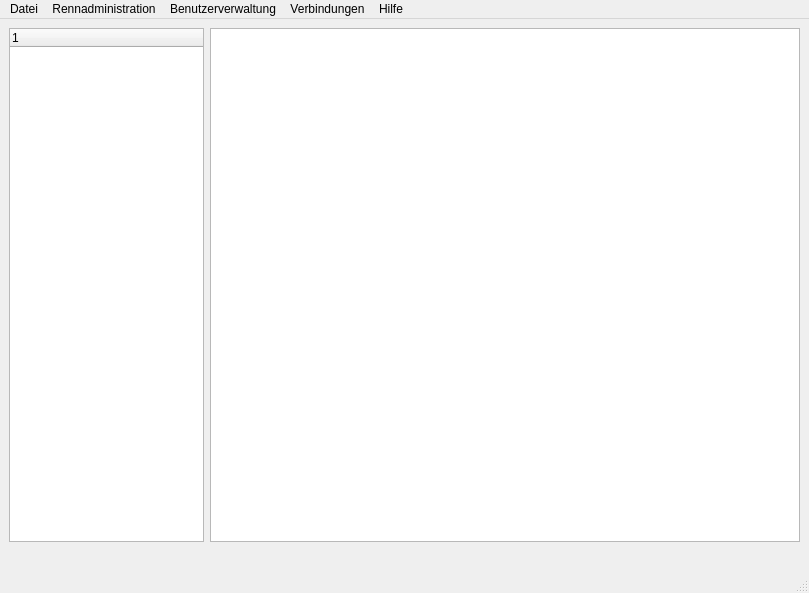
Old version of the form beo_timing.ui in the repository rzoss/beotiming-management.
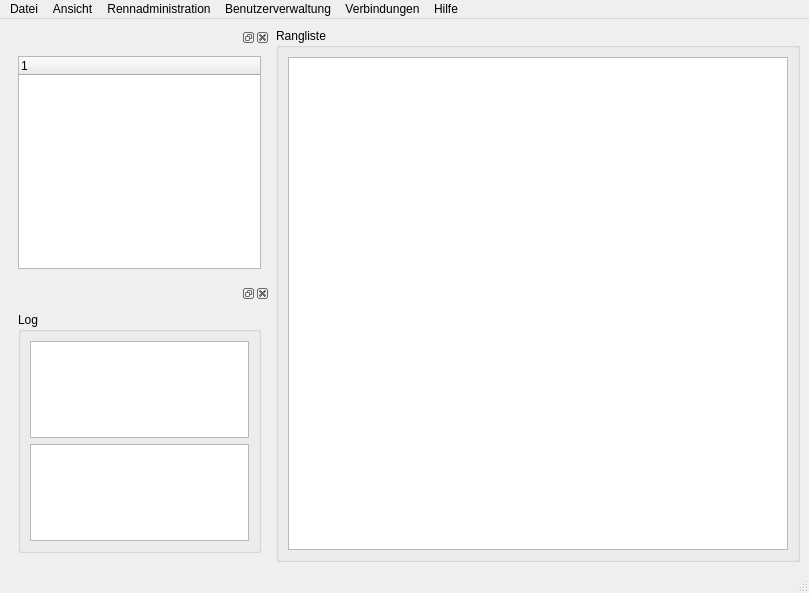
New version of the form. Icons and pictures are not drawn.

```diff
--- a/beo_timing.ui
+++ b/beo_timing.ui
@@ -12,51 +12,86 @@
   <property name="windowTitle" >
    <string>MainWindow</string>
   </property>
-  <widget class="QWidget" name="centralwidget" >
-   <layout class="QGridLayout" >
-    <item row="0" column="0" >
-     <layout class="QVBoxLayout" >
-      <item>
-       <widget class="QTreeWidget" name="RennenTreeWidget" >
-        <column>
-         <property name="text" >
-          <string>1</string>
+  <widget class="QWidget" name="centralwidget">
+   <layout class="QGridLayout" name="gridLayout_2">
+    <item row="0" column="1">
+     <widget class="QGroupBox" name="groupBox_2">
+      <property name="title">
+       <string>Rangliste</string>
+      </property>
+      <layout class="QGridLayout">
+       <item row="0" column="0">
+        <widget class="QTableView" name="RanglistenTableView">
+         <property name="minimumSize">
+          <size>
+           <width>500</width>
+           <height>0</height>
+          </size>
          </property>
-        </column>
-       </widget>
-      </item>
-      <item>
-       <spacer>
-        <property name="orientation" >
-         <enum>Qt::Horizontal</enum>
-        </property>
-        <property name="sizeHint" >
-         <size>
-          <width>131</width>
-          <height>20</height>
-         </size>
-        </property>
-       </spacer>
-      </item>
-     </layout>
+        </widget>
+       </item>
+      </layout>
+     </widget>
     </item>
-    <item row="0" column="1" >
-     <layout class="QVBoxLayout" >
+    <item row="0" column="0">
+     <layout class="QVBoxLayout" name="verticalLayout">
       <item>
-       <widget class="QTableView" name="RanglistenTableView" />
+       <widget class="QDockWidget" name="dockRennen">
+        <property name="sizePolicy">
+         <sizepolicy hsizetype="Preferred" vsizetype="Preferred">
+          <horstretch>0</horstretch>
+          <verstretch>0</verstretch>
+         </sizepolicy>
+        </property>
+        <property name="minimumSize">
+         <size>
+          <width>100</width>
+          <height>250</height>
+         </size>
+        </property>
+        <property name="baseSize">
+         <size>
+          <width>0</width>
+          <height>0</height>
+         </size>
+        </property>
+        <widget class="QWidget" name="dockWidgetContents">
+         <layout class="QGridLayout" name="gridLayout">
+          <item row="0" column="0">
+           <widget class="QTreeWidget" name="RennenTreeWidget">
+            <column>
+             <property name="text">
+              <string>1</string>
+             </property>
+            </column>
+           </widget>
+          </item>
+         </layout>
+        </widget>
+       </widget>
       </item>
       <item>
-       <spacer>
-        <property name="orientation" >
-         <enum>Qt::Horizontal</enum>
-        </property>
-        <property name="sizeHint" >
-         <size>
-          <width>651</width>
-          <height>20</height>
-         </size>
-        </property>
-       </spacer>
+       <widget class="QDockWidget" name="dockLog">
+        <widget class="QWidget" name="dockWidgetContents_2">
+         <layout class="QGridLayout">
+          <item row="0" column="0">
+           <widget class="QGroupBox" name="groupBox">
+            <property name="title">
+             <string>Log</string>
+            </property>
+            <layout class="QGridLayout">
+             <item row="0" column="0">
+              <widget class="QListWidget" name="listWidget"/>
+             </item>
+             <item row="1" column="0">
+              <widget class="QTextEdit" name="textEdit"/>
+             </item>
+            </layout>
+           </widget>
+          </item>
+         </layout>
+        </widget>
+       </widget>
       </item>
      </layout>
     </item>
@@ -71,8 +106,8 @@
      <height>21</height>
     </rect>
    </property>
-   <widget class="QMenu" name="menuDatei" >
-    <property name="title" >
+   <widget class="QMenu" name="menuDatei">
+    <property name="title">
      <string>Datei</string>
     </property>
     <addaction name="actionAktualisieren" />
@@ -80,8 +115,8 @@
     <addaction name="separator" />
     <addaction name="actionBeenden" />
    </widget>
-   <widget class="QMenu" name="menuRennadministration" >
-    <property name="title" >
+   <widget class="QMenu" name="menuRennadministration">
+    <property name="title">
      <string>Rennadministration</string>
     </property>
     <addaction name="actionNeues_Rennen_erfassen" />
@@ -93,15 +128,15 @@
     <addaction name="actionVerwaiste_Eintr_ge_entfernen" />
     <addaction name="actionDatenbank_optimieren" />
    </widget>
-   <widget class="QMenu" name="menuHilfe" >
-    <property name="title" >
+   <widget class="QMenu" name="menuHilfe">
+    <property name="title">
      <string>Hilfe</string>
     </property>
     <addaction name="actionAbout" />
     <addaction name="actionAbout_Qt" />
    </widget>
-   <widget class="QMenu" name="menuVerbindungen" >
-    <property name="title" >
+   <widget class="QMenu" name="menuVerbindungen">
+    <property name="title">
      <string>Verbindungen</string>
     </property>
     <addaction name="actionRFID_Leser_verbinden" />
@@ -114,19 +149,27 @@
     <addaction name="actionNeue_Karten_initialisieren_unpers_nlich" />
     <addaction name="actionNeue_Karten_initialisieren_pers_nlich" />
    </widget>
-   <widget class="QMenu" name="menuBenutzerverwaltung" >
-    <property name="title" >
+   <widget class="QMenu" name="menuBenutzerverwaltung">
+    <property name="title">
      <string>Benutzerverwaltung</string>
     </property>
     <addaction name="actionNeuer_Benutzer_erstellen_3" />
     <addaction name="actionBenutzerrechte_ndern" />
     <addaction name="actionPasswort_ndern" />
    </widget>
-   <addaction name="menuDatei" />
-   <addaction name="menuRennadministration" />
-   <addaction name="menuBenutzerverwaltung" />
-   <addaction name="menuVerbindungen" />
-   <addaction name="menuHilfe" />
+   <widget class="QMenu" name="menuAnsicht">
+    <property name="title">
+     <string>Ansicht</string>
+    </property>
+    <addaction name="actionRennen"/>
+    <addaction name="actionLog"/>
+   </widget>
+   <addaction name="menuDatei"/>
+   <addaction name="menuAnsicht"/>
+   <addaction name="menuRennadministration"/>
+   <addaction name="menuBenutzerverwaltung"/>
+   <addaction name="menuVerbindungen"/>
+   <addaction name="menuHilfe"/>
   </widget>
   <widget class="QStatusBar" name="statusbar" />
   <action name="actionAktualisieren" >
```
Left out of the diff: 297 changed lines with no effect on the pictures.
